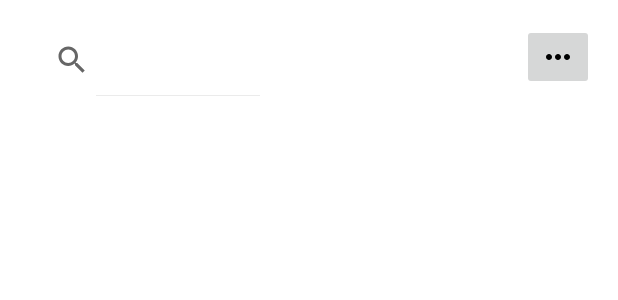
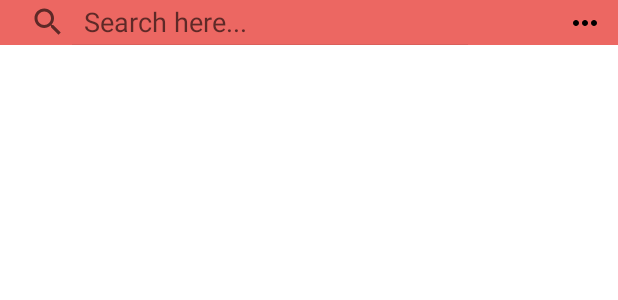
Before and after one commit to hjinlucas/FeedYourself, an Android app: the layout fragment_select_recipe.xml on its own in the app's theme, with its tools: preview values and no code run, on a phone screen of 412 x 824 dp. Shown: the top 300 px of the screen. Run offline under Robolectric (Android 15) with nearby library versions, the phone set to English and light mode, and no system bars.

Commit message:
Select recipe UI polished

```diff
--- a/app/src/main/java/com/example/feedyourself/main/RecipeAdapter2.java
+++ b/app/src/main/java/com/example/feedyourself/main/RecipeAdapter2.java
@@ -13,6 +13,7 @@ import android.widget.TextView;
 import android.widget.Toast;
 
 import androidx.annotation.NonNull;
+import androidx.cardview.widget.CardView;
 import androidx.recyclerview.widget.RecyclerView;
 
 import com.example.feedyourself.R;
@@ -49,6 +50,7 @@ public class RecipeAdapter2 extends RecyclerView.Adapter<RecipeAdapter2.ViewHold
         Log.d("Adapter", "onBindViewHolder: " + position);
 //        holder.recipeImage.setImageResource(recipe.getImgId());
         holder.recipeName.setText(recipe.getName());
+        holder.recipeImage.setImageResource(recipe.getImgId());
 
 
 
@@ -64,6 +66,7 @@ public class RecipeAdapter2 extends RecyclerView.Adapter<RecipeAdapter2.ViewHold
 
     public class ViewHolder extends RecyclerView.ViewHolder {
         public TextView recipeName;
+        public ImageView recipeImage;
 
 
 //        public ImageView recipeImage;
@@ -73,6 +76,7 @@ public class RecipeAdapter2 extends RecyclerView.Adapter<RecipeAdapter2.ViewHold
             super(itemView);
 //            recipeImage = itemView.findViewById(R.id.select_recipe_img);
             recipeName = itemView.findViewById(R.id.select_recipe_name);
+            recipeImage = itemView.findViewById(R.id.select_recipe_background_image);
 
         }
     }
--- /dev/null
+++ b/app/src/main/res/drawable/baseline_search_24.xml
@@ -0,0 +1,5 @@
+<vector android:height="12dp" android:tint="#000000"
+    android:viewportHeight="24" android:viewportWidth="24"
+    android:width="12dp" xmlns:android="http://schemas.android.com/apk/res/android">
+    <path android:fillColor="@android:color/white" android:pathData="M15.5,14h-0.79l-0.28,-0.27C15.41,12.59 16,11.11 16,9.5 16,5.91 13.09,3 9.5,3S3,5.91 3,9.5 5.91,16 9.5,16c1.61,0 3.09,-0.59 4.23,-1.57l0.27,0.28v0.79l5,4.99L20.49,19l-4.99,-5zM9.5,14C7.01,14 5,11.99 5,9.5S7.01,5 9.5,5 14,7.01 14,9.5 11.99,14 9.5,14z"/>
+</vector>
--- /dev/null
+++ b/app/src/main/res/drawable/image_button_bg_color.xml
@@ -0,0 +1,5 @@
+<?xml version="1.0" encoding="utf-8"?>
+<selector xmlns:android="http://schemas.android.com/apk/res/android">
+    <solid android:color="@color/colorPrimary"/> <!-- Change the background color here -->
+
+</selector>
--- a/app/src/main/res/layout/fragment_select_recipe.xml
+++ b/app/src/main/res/layout/fragment_select_recipe.xml
@@ -9,20 +9,25 @@
     <LinearLayout
         android:layout_width="match_parent"
         android:layout_height="match_parent"
-        android:orientation="vertical">
+        android:orientation="vertical"
+
+        >
 
 
                 <LinearLayout
                     android:layout_width="match_parent"
-            android:layout_height="wrap_content"
+                    android:layout_height="30dp"
                     android:orientation="horizontal"
-            android:padding="16dp">
+                    android:background="@color/colorPrimary">
 
                     <androidx.appcompat.widget.SearchView
-                android:id="@+id/searchView2"
-                android:layout_width="165dp"
-                android:layout_height="wrap_content"
-                app:iconifiedByDefault="false" />
+                        android:layout_width="wrap_content"
+                        app:iconifiedByDefault="false"
+                        app:queryHint="Search here..."
+                        android:layout_height="wrap_content">
+
+                    </androidx.appcompat.widget.SearchView>
+
                     <View
                         android:layout_width="0dp"
                         android:layout_height="0dp"
@@ -32,17 +37,23 @@
                         android:id="@+id/imageButton1"
                         android:layout_width="wrap_content"
                         android:layout_height="wrap_content"
+                        android:gravity="end"
                         android:src="@drawable/baseline_more_hor3dot_24"
-                android:gravity="end" />
+                        android:background="@drawable/image_button_bg_color"
+                        android:padding="10dp"
+                        />
                 </LinearLayout>
+
+
         <androidx.recyclerview.widget.RecyclerView
             android:id="@+id/borderlessRecyclerView"
             android:layout_width="match_parent"
             android:layout_height="0dp"
             android:layout_weight="1"
             android:clipToPadding="false"
-            app:layoutManager="androidx.recyclerview.widget.LinearLayoutManager" >
-        </androidx.recyclerview.widget.RecyclerView>
+            app:layoutManager="androidx.recyclerview.widget.LinearLayoutManager"></androidx.recyclerview.widget.RecyclerView>
+
+     />
 
     </LinearLayout>
 
```
Also changed, not shown: app/src/main/res/layout/select_recipe_item.xml (+16 -14 lines), app/src/main/res/drawable/bacon_egg_casserole.png, app/src/main/res/drawable/cheese_pie.png. Lines whose indentation alone changed are shown as unchanged.
